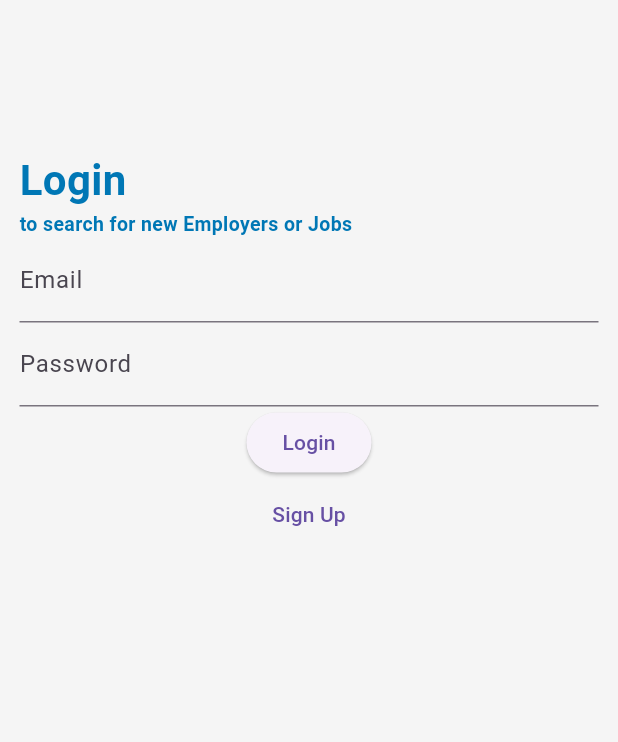
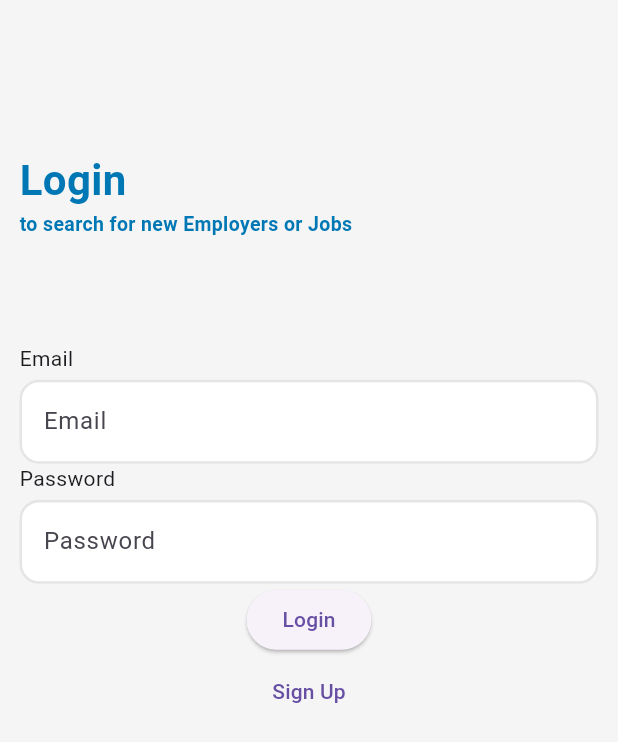
Before and after one commit to WissamAlmsalati/quick_hire_app, a Flutter app: the screen it shows after launch, on a phone screen of 412 x 824 dp. Shown: the top 742 px of the screen. Run offline on Flutter 3.47's test engine with Material 3 defaults, Android fonts, the phone set to English and light mode, and no system bars; our stand-ins replace bloc, flutter_bloc, gap; missing offline and left inert: dart:ffi; Roboto replaces fonts that are missing (Urbanist).

Commit message:
log in page

```diff
--- a/lib/core/utils/constants.dart
+++ b/lib/core/utils/constants.dart
@@ -4,4 +4,5 @@ import 'dart:ui';
 
 class AppColors{
   static Color backgroundColor = const Color(0xFFF5F5F5);
+  static Color Primary = const Color(0xFF0077B5);
 }
--- a/lib/core/widgets/custom_text_field.dart
+++ b/lib/core/widgets/custom_text_field.dart
@@ -1,4 +1,4 @@
-import 'package:flutter/material.dart';
+  import 'package:flutter/material.dart';
 
 class CustomTextField extends StatelessWidget {
   final TextEditingController controller;
--- a/lib/features/authintication_screens/presentation/widgets/login_form_widget.dart
+++ b/lib/features/authintication_screens/presentation/widgets/login_form_widget.dart
@@ -1,5 +1,7 @@
 import 'package:flutter/material.dart';
 import 'package:flutter_bloc/flutter_bloc.dart';
+import 'package:gap/gap.dart';
+import 'package:quick_hire/core/widgets/custom_text_field.dart';
 import '../../data/repositories/auth_repository.dart';
 import '../cubit/auth_cubit.dart';
 import '../screens/sign_up_screen.dart';
@@ -21,26 +23,17 @@ class LoginForm extends StatelessWidget {
         key: _formKey,
         child: Column(
           children: [
-            TextFormField(
-              controller: emailController,
-              decoration: InputDecoration(labelText: 'Email'),
-              validator: (value) {
-                if (value == null || value.isEmpty) {
-                  return 'Please enter your email';
-                }
-                return null;
-              },
+            Gap(70),
+            CustomTextField(
+          controller: emailController,
+          labelText: 'Email',
+          obscureText: false,
             ),
-            TextFormField(
-              controller: passwordController,
-              decoration: InputDecoration(labelText: 'Password'),
+
+            CustomTextField(
+          controller: passwordController,
+              labelText: 'Password',
               obscureText: true,
-              validator: (value) {
-                if (value == null || value.isEmpty) {
-                  return 'Please enter your password';
-                }
-                return null;
-              },
             ),
             ElevatedButton(
               onPressed: () {
--- a/pubspec.yaml
+++ b/pubspec.yaml
@@ -11,6 +11,7 @@ dependencies:
   flutter:
     sdk: flutter
   flutter_bloc: ^8.1.6
+  gap: ^3.0.1
   http: ^1.2.2
 
 dev_dependencies:
```
Also changed, not shown: lib/core/widgets/custom_button.dart (+11 -0 lines), lib/features/authintication_screens/presentation/screens/login_screen.dart (+12 -5 lines), pubspec.lock.
